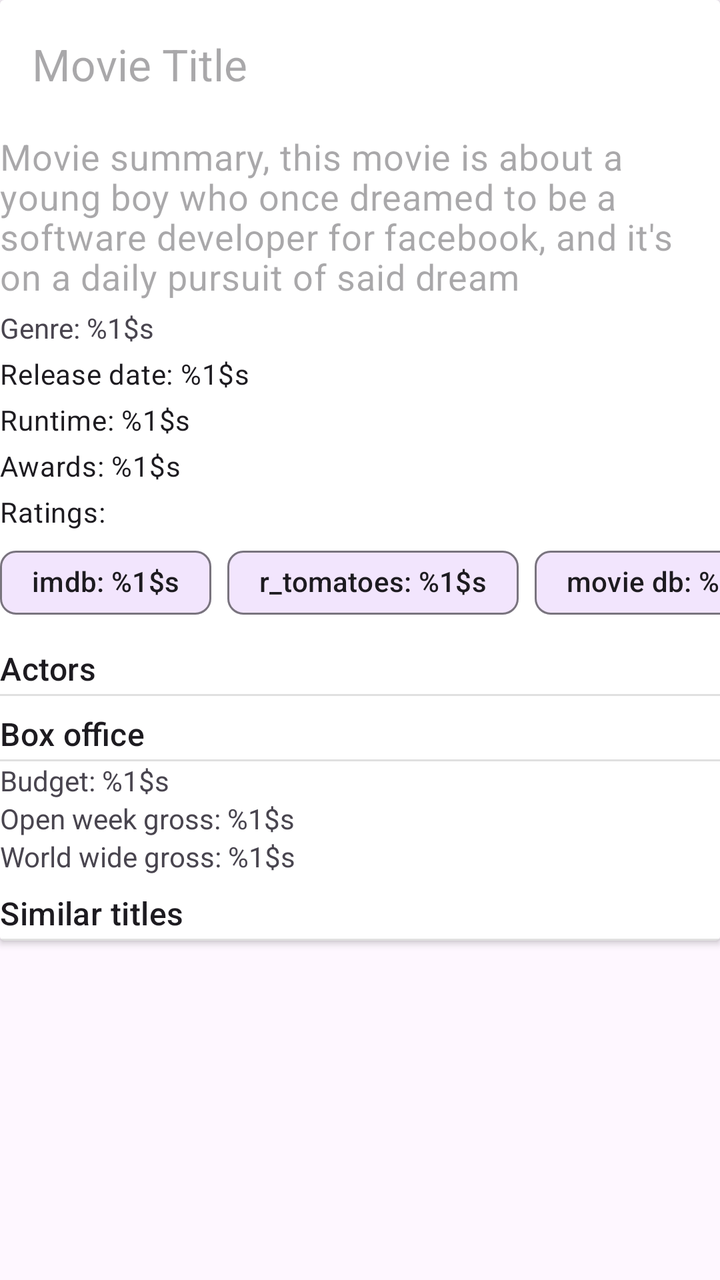
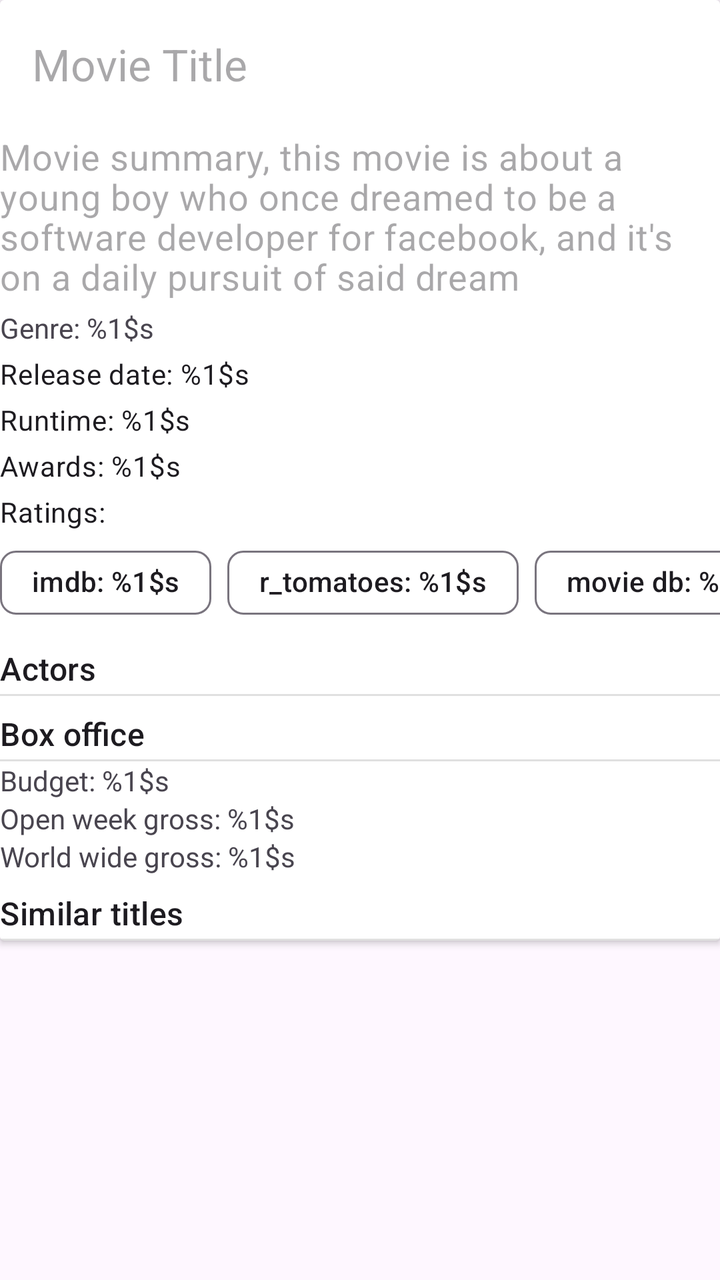

An Android layout rendered at two revisions. The XML below is the earlier revision; the diff shows what the commit changed to produce the second picture.
<!-- AndroidManifest.xml: another module's application theme Theme.MovieCatalog -->
<!-- res/layout/fragment_movie_details.xml -->
<?xml version="1.0" encoding="utf-8"?>
<androidx.core.widget.NestedScrollView xmlns:android="http://schemas.android.com/apk/res/android"
    xmlns:app="http://schemas.android.com/apk/res-auto"
    xmlns:tools="http://schemas.android.com/tools"
    android:layout_width="match_parent"
    android:layout_height="match_parent"
    android:layout_margin="@dimen/eight_dimen">

    <androidx.cardview.widget.CardView
        android:layout_width="match_parent"
        android:layout_height="wrap_content">

        <LinearLayout
            android:layout_width="match_parent"
            android:layout_height="match_parent"
            android:showDividers="none"
            android:orientation="vertical">

            <androidx.appcompat.widget.Toolbar
                android:id="@+id/toolbar"
                android:layout_width="match_parent"
                android:layout_height="wrap_content"
                app:layout_collapseMode="none">

                <TextView
                    android:id="@+id/movie_title"
                    style="@style/TextAppearance.Material3.TitleLarge"
                    android:layout_width="match_parent"
                    android:layout_height="wrap_content"
                    android:layout_gravity="center"
                    android:hint="@string/movie_title" />

            </androidx.appcompat.widget.Toolbar>

            <androidx.recyclerview.widget.RecyclerView
                android:id="@+id/list_images"
                android:layout_width="match_parent"
                android:layout_height="wrap_content"
                tools:listitem="@layout/image_entry" />

            <com.google.android.material.textview.MaterialTextView
                android:id="@+id/movie_summary"
                style="?attr/textAppearanceBodyMedium"
                android:layout_width="match_parent"
                android:layout_height="wrap_content"
                android:layout_marginVertical="@dimen/two_dimen"
                android:hint="@string/movie_summary"
                android:textSize="18sp" />
            
            <com.google.android.material.textview.MaterialTextView
                android:id="@+id/movie_genres"
                android:layout_width="match_parent"
                android:layout_height="wrap_content"
                android:layout_marginVertical="@dimen/two_dimen"
                android:text="@string/genres" />

            <com.google.android.material.textview.MaterialTextView
                android:id="@+id/movie_publication_date"
                style="@style/TextAppearance.Material3.BodyMedium"
                android:layout_width="wrap_content"
                android:layout_height="wrap_content"
                android:layout_marginVertical="@dimen/two_dimen"
                android:text="@string/release_date" />

            <com.google.android.material.textview.MaterialTextView
                android:id="@+id/movie_runtime"
                style="@style/TextAppearance.Material3.BodyMedium"
                android:layout_width="wrap_content"
                android:layout_height="wrap_content"
                android:layout_marginVertical="@dimen/two_dimen"
                android:text="@string/runtime" />

            <com.google.android.material.textview.MaterialTextView
                android:id="@+id/movie_awards"
                style="@style/TextAppearance.Material3.BodyMedium"
                android:layout_width="match_parent"
                android:layout_height="wrap_content"
                android:layout_marginVertical="@dimen/two_dimen"
                android:text="@string/awards" />

            <com.google.android.material.textview.MaterialTextView
                style="@style/TextAppearance.Material3.BodyMedium"
                android:layout_width="match_parent"
                android:layout_height="wrap_content"
                android:layout_marginVertical="@dimen/two_dimen"
                android:text="@string/ratings" />

            <com.google.android.material.chip.ChipGroup
                android:layout_width="match_parent"
                android:layout_height="wrap_content"
                android:layout_marginBottom="@dimen/six_dimen"
                android:layout_gravity="center_horizontal"
                android:layoutDirection="locale"
                app:chipSpacingHorizontal="@dimen/eight_dimen"
                app:singleLine="true">

                <com.google.android.material.chip.Chip
                    android:id="@+id/imdb_chip"
                    android:layout_width="wrap_content"
                    android:layout_height="wrap_content"
                    android:text="@string/imdb_rating" />

                <com.google.android.material.chip.Chip
                    android:id="@+id/r_tomatoes_chip"
                    android:layout_width="wrap_content"
                    android:layout_height="wrap_content"
                    android:text="@string/tomato_rating" />

                <com.google.android.material.chip.Chip
                    android:id="@+id/movie_db_chip"
                    android:layout_width="wrap_content"
                    android:layout_height="wrap_content"
                    android:text="@string/db_rating" />

            </com.google.android.material.chip.ChipGroup>

            <com.google.android.material.textview.MaterialTextView
                style="@style/TextAppearance.Material3.TitleMedium"
                android:layout_width="match_parent"
                android:layout_height="wrap_content"
                android:layout_marginVertical="@dimen/two_dimen"
                android:text="@string/actors" />

            <View style="@style/Divider.Horizontal" />

            <androidx.recyclerview.widget.RecyclerView
                android:id="@+id/list_actors"
                android:layout_width="match_parent"
                android:layout_height="wrap_content"
                android:layout_marginBottom="@dimen/six_dimen"
                tools:listitem="@layout/actors_entry" />

            <com.google.android.material.textview.MaterialTextView
                style="@style/TextAppearance.Material3.TitleMedium"
                android:layout_width="match_parent"
                android:layout_height="wrap_content"
                android:layout_marginVertical="@dimen/two_dimen"
                android:text="@string/box_office" />

            <View style="@style/Divider.Horizontal" />

            <TextView
                android:id="@+id/movie_budget"
                android:layout_width="match_parent"
                android:layout_height="wrap_content"
                android:text="@string/budget" />

            <TextView
                android:id="@+id/movie_open_weekend_gross"
                android:layout_width="match_parent"
                android:layout_height="wrap_content"
                android:text="@string/open_week_gross" />

            <TextView
                android:id="@+id/movie_world_wide_gross"
                android:layout_width="match_parent"
                android:layout_height="wrap_content"
                android:layout_marginBottom="@dimen/six_dimen"
                android:text="@string/world_wide_gross" />

            <com.google.android.material.textview.MaterialTextView
                style="@style/TextAppearance.Material3.TitleMedium"
                android:layout_width="match_parent"
                android:layout_height="wrap_content"
                android:layout_marginVertical="@dimen/two_dimen"
                android:text="@string/similar_titles" />

            <View style="@style/Divider.Horizontal" />

            <androidx.recyclerview.widget.RecyclerView
                android:id="@+id/list_similars"
                android:layout_width="match_parent"
                android:layout_height="wrap_content"
                tools:listitem="@layout/similar_entry" />

        </LinearLayout>

    </androidx.cardview.widget.CardView>

</androidx.core.widget.NestedScrollView>
<!-- res/layout/image_entry.xml (included above) -->
<?xml version="1.0" encoding="utf-8"?>
<androidx.cardview.widget.CardView xmlns:android="http://schemas.android.com/apk/res/android"
    android:layout_width="wrap_content"
    android:layout_height="wrap_content"
    android:layout_marginEnd="@dimen/two_dimen">

    <com.google.android.material.imageview.ShapeableImageView
        android:id="@+id/movie_image"
        android:layout_width="wrap_content"
        android:layout_height="250dp"
        android:src="@drawable/ic_image" />

</androidx.cardview.widget.CardView>
<!-- res/layout/actors_entry.xml (included above) -->
<?xml version="1.0" encoding="utf-8"?>
<androidx.cardview.widget.CardView xmlns:android="http://schemas.android.com/apk/res/android"
    android:layout_width="wrap_content"
    android:layout_height="wrap_content"
    android:layout_marginEnd="@dimen/two_dimen">

    <LinearLayout
        android:layout_width="wrap_content"
        android:layout_height="wrap_content"
        android:orientation="vertical">

        <TextView
            android:id="@+id/actor_name"
            android:layout_width="match_parent"
            android:layout_height="wrap_content"
            android:layout_gravity="center_horizontal"
            android:hint="@string/actor_name" />

        <ImageView
            android:id="@+id/actor_image"
            android:layout_width="wrap_content"
            android:layout_height="250dp"
            android:contentDescription="@string/actor_image"
            android:src="@drawable/ic_image" />

        <TextView
            android:id="@+id/actor_character"
            android:layout_width="match_parent"
            android:layout_height="wrap_content"
            android:layout_gravity="center_horizontal"
            android:text="@string/as_character" />

    </LinearLayout>
</androidx.cardview.widget.CardView>
<!-- res/layout/similar_entry.xml (included above) -->
<?xml version="1.0" encoding="utf-8"?>
<androidx.cardview.widget.CardView xmlns:android="http://schemas.android.com/apk/res/android"
    xmlns:tools="http://schemas.android.com/tools"
    android:layout_width="wrap_content"
    android:layout_height="wrap_content"
    android:layout_marginEnd="@dimen/two_dimen">

    <LinearLayout
        android:layout_width="match_parent"
        android:layout_height="wrap_content"
        android:orientation="vertical"
        tools:ignore="UseCompoundDrawables">

        <TextView
            android:id="@+id/similar_title"
            android:layout_width="match_parent"
            android:layout_height="wrap_content"
            android:layout_gravity="center_horizontal"
            android:hint="@string/title" />

        <ImageView
            android:id="@+id/similar_image"
            android:layout_width="wrap_content"
            android:layout_height="250dp"
            android:contentDescription="@string/runtime"
            android:src="@drawable/ic_image" />

    </LinearLayout>
</androidx.cardview.widget.CardView>
<!-- resources referenced by this layout -->
<resources>
  <dimen name="eight_dimen">8dp</dimen>
  <dimen name="six_dimen">6dp</dimen>
  <dimen name="two_dimen">2dp</dimen>
  <!-- drawable ic_image (drawable) -->
  <vector xmlns:android="http://schemas.android.com/apk/res/android"
      android:width="24dp"
      android:height="24dp"
      android:tint="#000000"
      android:viewportWidth="24"
      android:viewportHeight="24">
      <path
          android:fillColor="@android:color/white"
          android:pathData="M18,4H6v2l6.5,6L6,18v2h12v-3h-7l5,-5 -5,-5h7V4z" />
  </vector>
  <string name="actor_image">actor image</string>
  <string name="actor_name">Actor name</string>
  <string name="actors">Actors</string>
  <string name="as_character">Playing: %1$s</string>
  <string name="awards">Awards: %1$s</string>
  <string name="box_office">Box office</string>
  <string name="budget">Budget: %1$s</string>
  <string name="db_rating">movie db: %1$s</string>
  <string name="genres">Genre: %1$s</string>
  <string name="imdb_rating">imdb: %1$s</string>
  <string name="movie_summary">Movie summary, this movie is about a young boy who once dreamed to be a software developer for facebook, and it\'s on a daily pursuit of said dream</string>
  <string name="movie_title">Movie Title</string>
  <string name="open_week_gross">Open week gross: %1$s</string>
  <string name="ratings">Ratings:</string>
  <string name="release_date">Release date: %1$s</string>
  <string name="runtime">Runtime: %1$s</string>
  <string name="similar_titles">Similar titles</string>
  <string name="title">Similar titles</string>
  <string name="tomato_rating">r_tomatoes: %1$s</string>
  <string name="world_wide_gross">World wide gross: %1$s</string>
  <style name="Divider.Horizontal" parent="Divider">
          <item name="android:layout_width">match_parent</item>
          <item name="android:layout_height">1dp</item>
      </style>
  <style name="Theme.MovieCatalog" parent="Theme.Material3.Light.NoActionBar">
          
          <item name="colorPrimary">@color/purple_500</item>
          <item name="colorPrimaryVariant">@color/purple_700</item>
          <item name="colorOnPrimary">@color/white</item>
          
          <item name="colorSecondary">@color/teal_200</item>
          <item name="colorSecondaryVariant">@color/teal_700</item>
          <item name="colorOnSecondary">@color/black</item>
          
          <item name="android:statusBarColor">@android:color/darker_gray</item>
          
      </style>
  <style name="Divider">
          <item name="android:background">?android:attr/listDivider</item> // can add colorur here
      </style>
  <color name="purple_500">#FF6200EE</color>
  <color name="purple_700">#FF3700B3</color>
  <color name="white">#FFFFFFFF</color>
  <color name="teal_200">#FF03DAC5</color>
  <color name="teal_700">#FF018786</color>
  <color name="black">#FF000000</color>
</resources>

<!-- the commit's change to res/layout/fragment_movie_details.xml (unified diff, before → after) -->
@@ -13,8 +13,8 @@
         <LinearLayout
             android:layout_width="match_parent"
             android:layout_height="match_parent"
-            android:showDividers="none"
-            android:orientation="vertical">
+            android:orientation="vertical"
+            android:showDividers="none">
 
             <androidx.appcompat.widget.Toolbar
                 android:id="@+id/toolbar"
@@ -46,7 +46,7 @@
                 android:layout_marginVertical="@dimen/two_dimen"
                 android:hint="@string/movie_summary"
                 android:textSize="18sp" />
-            
+
             <com.google.android.material.textview.MaterialTextView
                 android:id="@+id/movie_genres"
                 android:layout_width="match_parent"
@@ -88,8 +88,8 @@
             <com.google.android.material.chip.ChipGroup
                 android:layout_width="match_parent"
                 android:layout_height="wrap_content"
+                android:layout_gravity="center_horizontal"
                 android:layout_marginBottom="@dimen/six_dimen"
-                android:layout_gravity="center_horizontal"
                 android:layoutDirection="locale"
                 app:chipSpacingHorizontal="@dimen/eight_dimen"
                 app:singleLine="true">
@@ -98,19 +98,22 @@
                     android:id="@+id/imdb_chip"
                     android:layout_width="wrap_content"
                     android:layout_height="wrap_content"
-                    android:text="@string/imdb_rating" />
+                    android:text="@string/imdb_rating"
+                    app:chipBackgroundColor="@android:color/white" />
 
                 <com.google.android.material.chip.Chip
                     android:id="@+id/r_tomatoes_chip"
                     android:layout_width="wrap_content"
                     android:layout_height="wrap_content"
-                    android:text="@string/tomato_rating" />
+                    android:text="@string/tomato_rating"
+                    app:chipBackgroundColor="@android:color/white" />
 
                 <com.google.android.material.chip.Chip
                     android:id="@+id/movie_db_chip"
                     android:layout_width="wrap_content"
                     android:layout_height="wrap_content"
-                    android:text="@string/db_rating" />
+                    android:text="@string/db_rating"
+                    app:chipBackgroundColor="@android:color/white" />
 
             </com.google.android.material.chip.ChipGroup>
 
<!-- resource entries referenced after the edit -->
@@ -54,11 +54,7 @@
   <style name="Divider">
           <item name="android:background">?android:attr/listDivider</item> // can add colorur here
       </style>
-  <color name="purple_500">#FF6200EE</color>
-  <color name="purple_700">#FF3700B3</color>
   <color name="white">#FFFFFFFF</color>
-  <color name="teal_200">#FF03DAC5</color>
-  <color name="teal_700">#FF018786</color>
   <color name="black">#FF000000</color>
 </resources>
 
